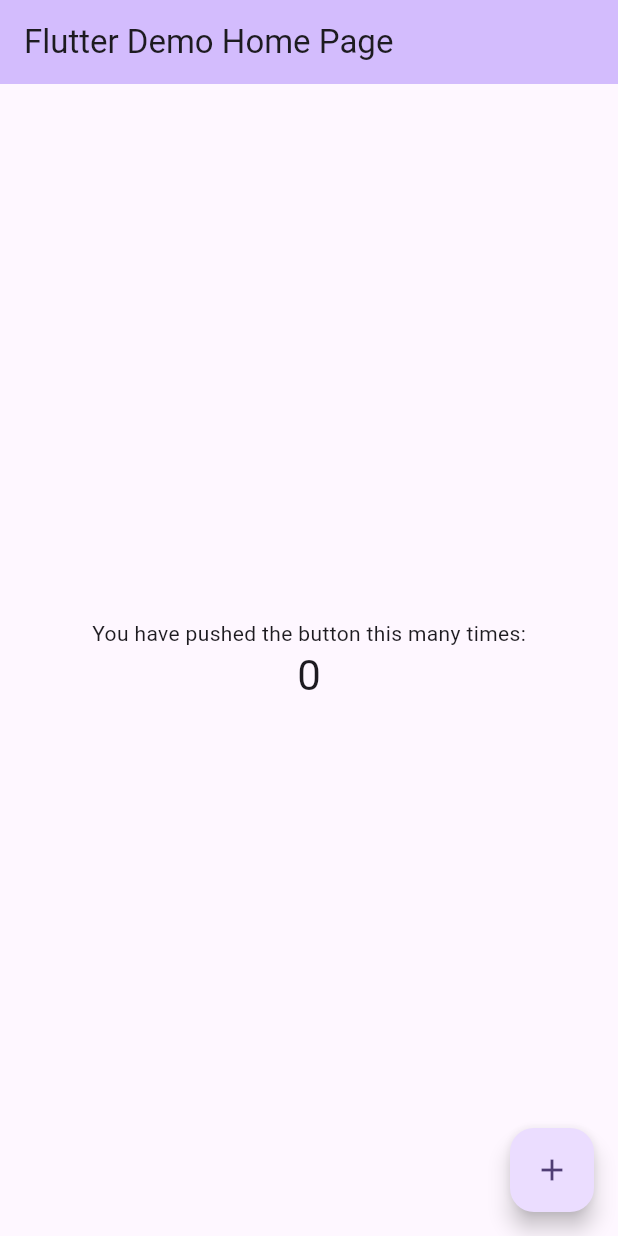
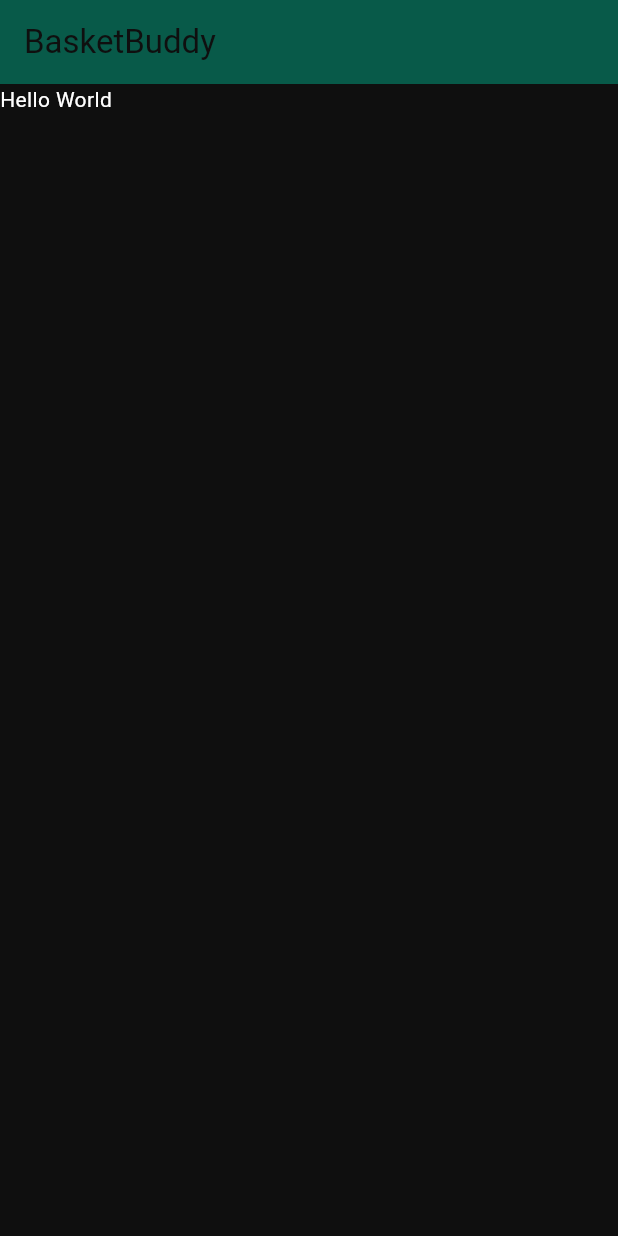
Before and after one commit to Sarthakpurii/BasketBuddy, a Flutter app: the screen it shows after launch, on a phone screen of 412 x 824 dp. Run offline on Flutter 3.47's test engine with Material 3 defaults, Android fonts, the phone set to English and light mode, and no system bars.

Commit message:
added data

```diff
--- a/lib/main.dart
+++ b/lib/main.dart
@@ -1,125 +1,39 @@
+import 'package:basketbuddy/screens/home-screen.dart';
 import 'package:flutter/material.dart';
 
 void main() {
-  runApp(const MyApp());
-}
+  runApp(MaterialApp(
+    theme: ThemeData(
+        primaryColor: const Color(0xFF0F0F0F),
+        buttonTheme: const ButtonThemeData(
+          buttonColor: Color(0xFF008170),
+          textTheme: ButtonTextTheme.primary,
+        ),
+        scaffoldBackgroundColor: const Color(0xFF0F0F0F),
+        textTheme: const TextTheme().copyWith(
+          bodyMedium: const TextStyle(color: Colors.white)
+        ),
+        // textTheme: const TextTheme(
+        //   displayLarge: TextStyle(color: Color(0xFFBE3144)),
+        //   bodyLarge: TextStyle(color: Color.fromARGB(255, 240, 95, 73)),
+        //   // bodyMedium: TextStyle(color: Color(0xFFF05941)),
+        //   bodyMedium: TextStyle(color: Color.fromARGB(255, 255, 255, 255)),
+        //   bodySmall: TextStyle(color: Color.fromARGB(255, 240, 95, 73)),
 
-class MyApp extends StatelessWidget {
-  const MyApp({super.key});
-
-  // This widget is the root of your application.
-  @override
-  Widget build(BuildContext context) {
-    return MaterialApp(
-      title: 'Flutter Demo',
-      theme: ThemeData(
-        // This is the theme of your application.
-        //
-        // TRY THIS: Try running your application with "flutter run". You'll see
-        // the application has a purple toolbar. Then, without quitting the app,
-        // try changing the seedColor in the colorScheme below to Colors.green
-        // and then invoke "hot reload" (save your changes or press the "hot
-        // reload" button in a Flutter-supported IDE, or press "r" if you used
-        // the command line to start the app).
-        //
-        // Notice that the counter didn't reset back to zero; the application
-        // state is not lost during the reload. To reset the state, use hot
-        // restart instead.
-        //
-        // This works for code too, not just values: Most code changes can be
-        // tested with just a hot reload.
-        colorScheme: ColorScheme.fromSeed(seedColor: Colors.deepPurple),
-        useMaterial3: true,
-      ),
-      home: const MyHomePage(title: 'Flutter Demo Home Page'),
-    );
-  }
-}
-
-class MyHomePage extends StatefulWidget {
-  const MyHomePage({super.key, required this.title});
-
-  // This widget is the home page of your application. It is stateful, meaning
-  // that it has a State object (defined below) that contains fields that affect
-  // how it looks.
-
-  // This class is the configuration for the state. It holds the values (in this
-  // case the title) provided by the parent (in this case the App widget) and
-  // used by the build method of the State. Fields in a Widget subclass are
-  // always marked "final".
-
-  final String title;
-
-  @override
-  State<MyHomePage> createState() => _MyHomePageState();
-}
-
-class _MyHomePageState extends State<MyHomePage> {
-  int _counter = 0;
-
-  void _incrementCounter() {
-    setState(() {
-      // This call to setState tells the Flutter framework that something has
-      // changed in this State, which causes it to rerun the build method below
-      // so that the display can reflect the updated values. If we changed
-      // _counter without calling setState(), then the build method would not be
-      // called again, and so nothing would appear to happen.
-      _counter++;
-    });
-  }
-
-  @override
-  Widget build(BuildContext context) {
-    // This method is rerun every time setState is called, for instance as done
-    // by the _incrementCounter method above.
-    //
-    // The Flutter framework has been optimized to make rerunning build methods
-    // fast, so that you can just rebuild anything that needs updating rather
-    // than having to individually change instances of widgets.
-    return Scaffold(
-      appBar: AppBar(
-        // TRY THIS: Try changing the color here to a specific color (to
-        // Colors.amber, perhaps?) and trigger a hot reload to see the AppBar
-        // change color while the other colors stay the same.
-        backgroundColor: Theme.of(context).colorScheme.inversePrimary,
-        // Here we take the value from the MyHomePage object that was created by
-        // the App.build method, and use it to set our appbar title.
-        title: Text(widget.title),
-      ),
-      body: Center(
-        // Center is a layout widget. It takes a single child and positions it
-        // in the middle of the parent.
-        child: Column(
-          // Column is also a layout widget. It takes a list of children and
-          // arranges them vertically. By default, it sizes itself to fit its
-          // children horizontally, and tries to be as tall as its parent.
-          //
-          // Column has various properties to control how it sizes itself and
-          // how it positions its children. Here we use mainAxisAlignment to
-          // center the children vertically; the main axis here is the vertical
-          // axis because Columns are vertical (the cross axis would be
-          // horizontal).
-          //
-          // TRY THIS: Invoke "debug painting" (choose the "Toggle Debug Paint"
-          // action in the IDE, or press "p" in the console), to see the
-          // wireframe for each widget.
-          mainAxisAlignment: MainAxisAlignment.center,
-          children: <Widget>[
-            const Text(
-              'You have pushed the button this many times:',
-            ),
-            Text(
-              '$_counter',
-              style: Theme.of(context).textTheme.headlineMedium,
-            ),
-          ],
+        // ),
+        iconTheme: const IconThemeData(
+          color: Colors.white,
+          // color: Color(0xFFBE3144),
+        ),
+        appBarTheme:const AppBarTheme(
+          color: Color(0xFF005B41),
+          elevation: 3,
+          foregroundColor: Color(0xFF0F0F0F),
+        ),
+        floatingActionButtonTheme: const FloatingActionButtonThemeData(
+          backgroundColor: Color(0xFFF05941),
         ),
       ),
-      floatingActionButton: FloatingActionButton(
-        onPressed: _incrementCounter,
-        tooltip: 'Increment',
-        child: const Icon(Icons.add),
-      ), // This trailing comma makes auto-formatting nicer for build methods.
-    );
-  }
+
+    home: HomeScreen(),));
 }
--- /dev/null
+++ b/lib/screens/home-screen.dart
@@ -0,0 +1,13 @@
+import 'package:flutter/material.dart';
+
+class HomeScreen extends StatelessWidget {
+  HomeScreen({super.key});
+
+  @override
+  Widget build(context) {
+    return Scaffold(
+      appBar: AppBar(title: Text('BasketBuddy'),),
+      body: Text('Hello World'),
+    );
+  }
+}
```
Also changed, not shown: lib/data/categories.dart (added, +46 -0 lines), lib/data/dummy_items.dart (added, +21 -0 lines).
